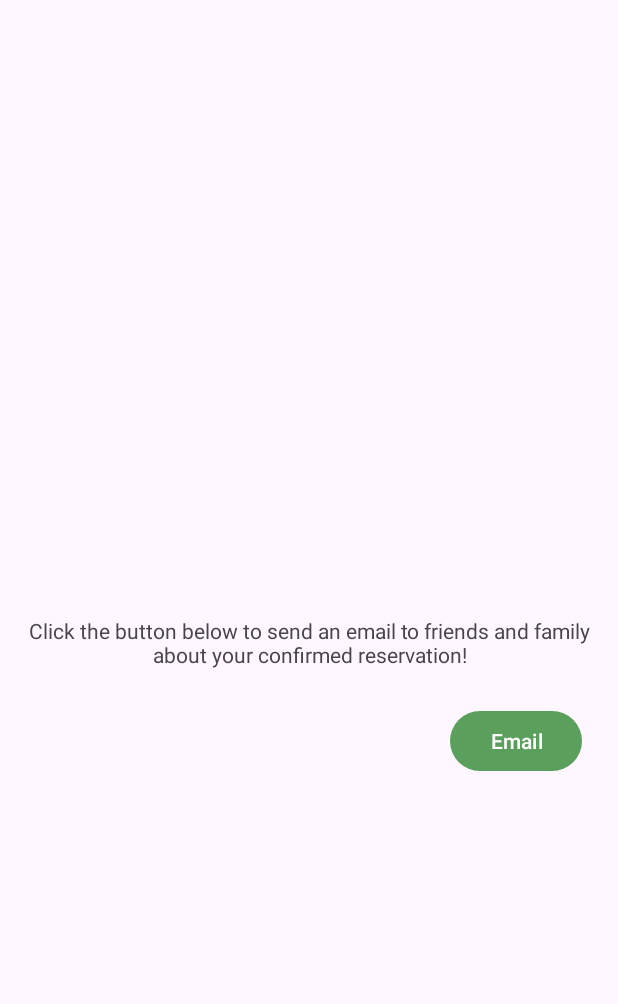
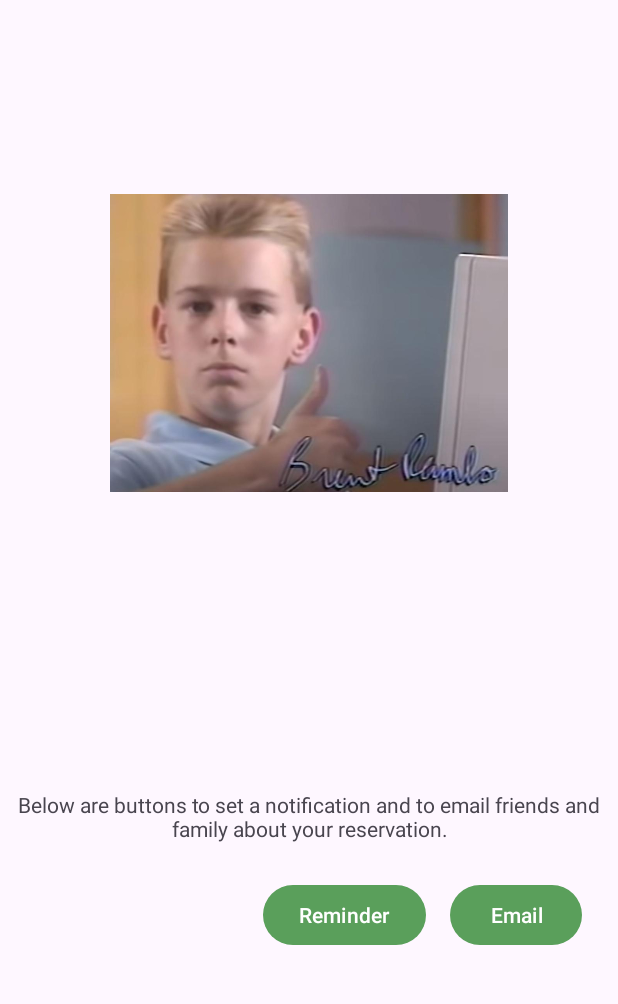
Before and after one commit to hskeays/Reserver, an Android app: the ReservationConfirmation screen opened directly, with no data from a screen before it, on a phone screen of 412 x 824 dp, the part 96-1100 px from its top. Run offline under Robolectric (Android 15) with nearby library versions, the phone set to English and light mode, and no system bars.

Commit message:
Add notification button, email button, add image to ReservationConfirmation

```diff
--- a/app/src/main/java/android/reserver/com/FloorPlanActivity.java
+++ b/app/src/main/java/android/reserver/com/FloorPlanActivity.java
@@ -1,8 +1,11 @@
 package android.reserver.com;
 
+import android.app.NotificationChannel;
+import android.app.NotificationManager;
 import android.content.Intent;
 import android.database.sqlite.SQLiteDatabase;
 import android.graphics.drawable.Drawable;
+import android.os.Build;
 import android.os.Bundle;
 import android.view.Menu;
 import android.view.MenuItem;
@@ -43,6 +46,7 @@ public class FloorPlanActivity extends AppCompatActivity {
         EdgeToEdge.enable(this);
         setContentView(R.layout.activity_floor_plan);
 
+        // Initialize the database helper
         dbHelper = new DatabaseHelper(this);
 
         // Setup the toolbar
--- a/app/src/main/java/android/reserver/com/ReservationConfirmation.java
+++ b/app/src/main/java/android/reserver/com/ReservationConfirmation.java
@@ -1,8 +1,16 @@
 package android.reserver.com;
 
+import android.app.AlarmManager;
+import android.app.NotificationChannel;
+import android.app.NotificationManager;
+import android.app.PendingIntent;
+import android.content.Context;
 import android.content.Intent;
+import android.content.pm.PackageManager;
 import android.net.Uri;
+import android.os.Build;
 import android.os.Bundle;
+import android.provider.Settings;
 import android.view.Menu;
 import android.view.MenuItem;
 import android.widget.Button;
@@ -12,13 +20,20 @@ import android.widget.Toast;
 import androidx.activity.EdgeToEdge;
 import androidx.appcompat.app.AppCompatActivity;
 import androidx.appcompat.widget.Toolbar;
+import androidx.core.app.ActivityCompat;
+import androidx.core.content.ContextCompat;
 import androidx.core.graphics.Insets;
 import androidx.core.view.ViewCompat;
 import androidx.core.view.WindowInsetsCompat;
 
+import java.util.Calendar;
+
 public class ReservationConfirmation extends AppCompatActivity {
 
+    private static final int NOTIFICATION_PERMISSION_REQUEST_CODE = 1;
+
     TextView tvConfirmationMsg;
+    Button btnReminder;
     Button btnEmail;
 
     @Override
@@ -32,9 +47,15 @@ public class ReservationConfirmation extends AppCompatActivity {
             return insets;
         });
 
+        // Initialize toolbar
         Toolbar toolbar = findViewById(R.id.toolbar);
         setSupportActionBar(toolbar);
 
+        // Create notification channel
+        createNotificationChannel();
+
+        // Request POST_NOTIFICATIONS permission if needed
+        requestNotificationPermission();
 
         // Get intent extras
         String confirmationMsg = getIntent().getStringExtra("CONFIRMATION_MSG");
@@ -45,6 +66,7 @@ public class ReservationConfirmation extends AppCompatActivity {
 
         // Initialize views
         tvConfirmationMsg = findViewById(R.id.tv_confirmation);
+        btnReminder = findViewById(R.id.btn_reminder);
         btnEmail = findViewById(R.id.btn_email);
 
         // Set confirmation message view text
@@ -52,10 +74,14 @@ public class ReservationConfirmation extends AppCompatActivity {
 
         // Set email details
         String emailSubject = "Reservation Confirmation";
-        String emailTextBody = String.format("Hey it's %s, I reserved table %s on %s at %s.", customerName, tableName, selectedDay, selectedTime);
+        String emailTextBody = String.format("Hey, it's %s! I reserved table %s on %s at %s.",
+                customerName, tableName, selectedDay, selectedTime);
 
         // Add on click listener on Email button to send an email
         btnEmail.setOnClickListener(view -> sendEmail(emailSubject, emailTextBody));
+
+        // Add on click listener on Reminder button to schedule a notification
+        btnReminder.setOnClickListener(view -> scheduleNotification());
     }
 
     @Override
@@ -82,6 +108,18 @@ public class ReservationConfirmation extends AppCompatActivity {
         return super.onOptionsItemSelected(item);
     }
 
+    private void requestNotificationPermission() {
+        // Request POST_NOTIFICATIONS permission if needed
+        if (Build.VERSION.SDK_INT >= Build.VERSION_CODES.TIRAMISU) {
+            if (ContextCompat.checkSelfPermission(this, android.Manifest.permission.POST_NOTIFICATIONS)
+                    != PackageManager.PERMISSION_GRANTED) {
+                ActivityCompat.requestPermissions(this,
+                        new String[]{android.Manifest.permission.POST_NOTIFICATIONS},
+                        NOTIFICATION_PERMISSION_REQUEST_CODE);
+            }
+        }
+    }
+
     private void sendEmail(String subject, String textBody) {
         // Create an Intent to send an email
         Intent emailIntent = new Intent(Intent.ACTION_SENDTO);
@@ -98,4 +136,61 @@ public class ReservationConfirmation extends AppCompatActivity {
             Toast.makeText(ReservationConfirmation.this, "No email clients installed.", Toast.LENGTH_SHORT).show();
         }
     }
+
+    private void createNotificationChannel() {
+        if (Build.VERSION.SDK_INT >= Build.VERSION_CODES.O) {
+            CharSequence name = "Reservation Reminder Channel";
+            String description = "Channel for Reservation Reminders";
+            int importance = NotificationManager.IMPORTANCE_HIGH;
+            NotificationChannel channel = new NotificationChannel("reservationReminderChannel", name, importance);
+            channel.setDescription(description);
+
+            // Register the channel with the system
+            NotificationManager notificationManager = getSystemService(NotificationManager.class);
+            notificationManager.createNotificationChannel(channel);
+        }
+    }
+
+    private void scheduleNotification() {
+        // Check for notification permission
+        if (Build.VERSION.SDK_INT >= Build.VERSION_CODES.TIRAMISU) {
+            if (ContextCompat.checkSelfPermission(this, android.Manifest.permission.POST_NOTIFICATIONS)
+                    != PackageManager.PERMISSION_GRANTED) {
+                // Request permission if not granted
+                ActivityCompat.requestPermissions(this,
+                        new String[]{android.Manifest.permission.POST_NOTIFICATIONS},
+                        NOTIFICATION_PERMISSION_REQUEST_CODE);
+                return;
+            }
+        }
+
+        // Check if the app can schedule exact alarms
+        if (Build.VERSION.SDK_INT >= Build.VERSION_CODES.S) {
+            AlarmManager alarmManager = (AlarmManager) getSystemService(Context.ALARM_SERVICE);
+            if (alarmManager != null && !alarmManager.canScheduleExactAlarms()) {
+                // Inform the user about the permission requirement
+                Toast.makeText(this, "Please allow this app to schedule exact alarms in the app settings.",
+                        Toast.LENGTH_SHORT).show();
+                // Redirect the user to app settings to grant permission
+                Intent intent = new Intent(Settings.ACTION_REQUEST_SCHEDULE_EXACT_ALARM);
+                startActivity(intent);
+                return;
+            }
+        }
+
+        // Set the time for the notification (4 days from now)
+        Calendar calendar = Calendar.getInstance();
+        // calendar.add(Calendar.SECOND, 3); *** FOR TESTING ***
+        calendar.add(Calendar.DAY_OF_YEAR, 4);
+        Intent intent = new Intent(this, NotificationReceiver.class);
+        PendingIntent pendingIntent = PendingIntent.getBroadcast(this, 0, intent,
+                PendingIntent.FLAG_UPDATE_CURRENT | PendingIntent.FLAG_IMMUTABLE);
+
+        // Schedule the notification
+        AlarmManager alarmManager = (AlarmManager) getSystemService(Context.ALARM_SERVICE);
+        if (alarmManager != null) {
+            alarmManager.setExact(AlarmManager.RTC_WAKEUP, calendar.getTimeInMillis(), pendingIntent);
+            Toast.makeText(this, "Reminder set for 4 days from now!", Toast.LENGTH_SHORT).show();
+        }
+    }
 }
--- a/app/src/main/res/layout/activity_reservation_confirmation.xml
+++ b/app/src/main/res/layout/activity_reservation_confirmation.xml
@@ -53,5 +53,24 @@
         app:layout_constraintBottom_toBottomOf="parent"
         app:layout_constraintEnd_toEndOf="parent"
         app:layout_constraintStart_toStartOf="parent"
-        app:layout_constraintTop_toBottomOf="@+id/tv_confirmation" />
+        app:layout_constraintTop_toBottomOf="@+id/iv_thumbs_up" />
+
+    <Button
+        android:id="@+id/btn_reminder"
+        android:layout_width="wrap_content"
+        android:layout_height="wrap_content"
+        android:layout_marginEnd="16dp"
+        android:text="@string/reminder"
+        app:layout_constraintEnd_toStartOf="@+id/btn_email"
+        app:layout_constraintTop_toTopOf="@+id/btn_email" />
+
+    <ImageView
+        android:id="@+id/iv_thumbs_up"
+        android:layout_width="265dp"
+        android:layout_height="200dp"
+        android:layout_marginTop="32dp"
+        app:layout_constraintEnd_toEndOf="parent"
+        app:layout_constraintStart_toStartOf="parent"
+        app:layout_constraintTop_toBottomOf="@+id/tv_confirmation"
+        app:srcCompat="@drawable/thumbsup" />
 </androidx.constraintlayout.widget.ConstraintLayout>
--- a/app/src/main/res/values/strings.xml
+++ b/app/src/main/res/values/strings.xml
@@ -54,5 +54,6 @@
     <string name="reserve">Reserve</string>
     <string name="name">Name</string>
     <string name="email">Email</string>
-    <string name="send_email_msg">Click the button below to send an email to friends and family about your confirmed reservation!</string>
+    <string name="send_email_msg">Below are buttons to set a notification and to email friends and family about your reservation.</string>
+    <string name="reminder">Reminder</string>
 </resources>
--- a/gradle/libs.versions.toml
+++ b/gradle/libs.versions.toml
@@ -1,5 +1,5 @@
 [versions]
-agp = "8.5.1"
+agp = "8.5.2"
 junit = "4.13.2"
 junitVersion = "1.2.1"
 espressoCore = "3.6.1"
```
Also changed, not shown: app/src/main/AndroidManifest.xml (+7 -0 lines), app/src/main/java/android/reserver/com/NotificationReceiver.java (added, +37 -0 lines), app/src/main/res/drawable/thumbsup.jpg (added).
